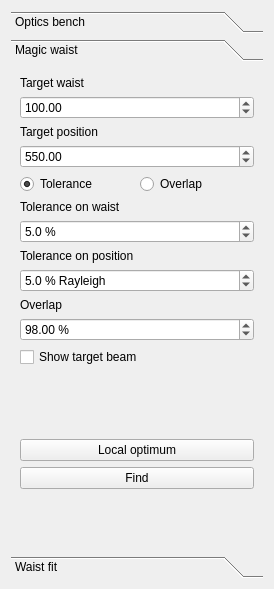
This is gui/GaussianBeamWidget.ui in krokosik/GaussianBeam as Qt 5 draws it before an edit. The edited form follows.
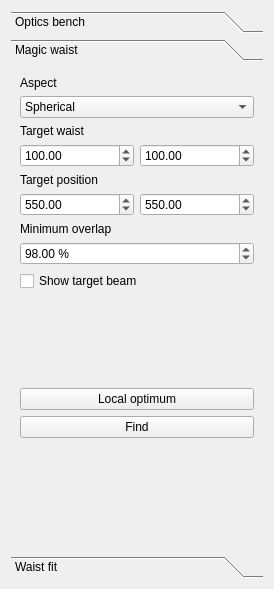
This is the edited form. The open tabs and pages were chosen to show the change. Icons and pictures are not drawn.

What changed in the file:
```diff
--- a/gui/GaussianBeamWidget.ui
+++ b/gui/GaussianBeamWidget.ui
@@ -12,7 +12,7 @@
   <property name="windowTitle" >
    <string>Gaussian Beam</string>
   </property>
-  <layout class="QHBoxLayout" >
+  <layout class="QVBoxLayout" name="verticalLayout_4" >
    <item>
     <layout class="QVBoxLayout" >
      <item>
@@ -136,14 +136,35 @@
          <rect>
           <x>0</x>
           <y>0</y>
-          <width>297</width>
-          <height>493</height>
+          <width>254</width>
+          <height>470</height>
          </rect>
         </property>
         <attribute name="label" >
          <string>Magic waist</string>
         </attribute>
-        <layout class="QVBoxLayout" >
+        <layout class="QVBoxLayout" name="verticalLayout_5" >
+         <item>
+          <widget class="QLabel" name="label_9" >
+           <property name="text" >
+            <string>Aspect</string>
+           </property>
+          </widget>
+         </item>
+         <item>
+          <widget class="QComboBox" name="comboBox_TargetOrientation" >
+           <item>
+            <property name="text" >
+             <string>Spherical</string>
+            </property>
+           </item>
+           <item>
+            <property name="text" >
+             <string>Ellipsoidal</string>
+            </property>
+           </item>
+          </widget>
+         </item>
          <item>
           <widget class="QLabel" name="label" >
            <property name="text" >
@@ -152,14 +173,28 @@
           </widget>
          </item>
          <item>
-          <widget class="QDoubleSpinBox" name="doubleSpinBox_TargetWaist" >
-           <property name="maximum" >
-            <double>100000.000000000000000</double>
-           </property>
-           <property name="value" >
-            <double>100.000000000000000</double>
-           </property>
-          </widget>
+          <layout class="QHBoxLayout" name="horizontalLayout_2" >
+           <item>
+            <widget class="QDoubleSpinBox" name="doubleSpinBox_HTargetWaist" >
+             <property name="maximum" >
+              <double>100000.000000000000000</double>
+             </property>
+             <property name="value" >
+              <double>100.000000000000000</double>
+             </property>
+            </widget>
+           </item>
+           <item>
+            <widget class="QDoubleSpinBox" name="doubleSpinBox_VTargetWaist" >
+             <property name="maximum" >
+              <double>100000.000000000000000</double>
+             </property>
+             <property name="value" >
+              <double>100.000000000000000</double>
+             </property>
+            </widget>
+           </item>
+          </layout>
          </item>
          <item>
           <widget class="QLabel" name="label_2" >
@@ -169,92 +204,39 @@
           </widget>
          </item>
          <item>
-          <widget class="QDoubleSpinBox" name="doubleSpinBox_TargetPosition" >
-           <property name="minimum" >
-            <double>-100000.000000000000000</double>
-           </property>
-           <property name="maximum" >
-            <double>100000.000000000000000</double>
-           </property>
-           <property name="value" >
-            <double>550.000000000000000</double>
-           </property>
-          </widget>
-         </item>
-         <item>
-          <layout class="QHBoxLayout" >
+          <layout class="QHBoxLayout" name="horizontalLayout_3" >
            <item>
-            <widget class="QRadioButton" name="radioButton_Tolerance" >
-             <property name="text" >
-              <string>Tolerance</string>
+            <widget class="QDoubleSpinBox" name="doubleSpinBox_HTargetPosition" >
+             <property name="minimum" >
+              <double>-100000.000000000000000</double>
              </property>
-             <property name="checked" >
-              <bool>true</bool>
+             <property name="maximum" >
+              <double>100000.000000000000000</double>
+             </property>
+             <property name="value" >
+              <double>550.000000000000000</double>
              </property>
             </widget>
            </item>
            <item>
-            <widget class="QRadioButton" name="radioButton_Overlap" >
-             <property name="text" >
-              <string>Overlap</string>
+            <widget class="QDoubleSpinBox" name="doubleSpinBox_VTargetPosition" >
+             <property name="minimum" >
+              <double>-100000.000000000000000</double>
+             </property>
+             <property name="maximum" >
+              <double>100000.000000000000000</double>
+             </property>
+             <property name="value" >
+              <double>550.000000000000000</double>
              </property>
             </widget>
            </item>
           </layout>
          </item>
-         <item>
-          <widget class="QLabel" name="label_WaistTolerance" >
-           <property name="text" >
-            <string>Tolerance on waist</string>
-           </property>
-          </widget>
-         </item>
-         <item>
-          <widget class="QDoubleSpinBox" name="doubleSpinBox_WaistTolerance" >
-           <property name="suffix" >
-            <string> %</string>
-           </property>
-           <property name="decimals" >
-            <number>1</number>
-           </property>
-           <property name="minimum" >
-            <double>0.000000000000000</double>
-           </property>
-           <property name="maximum" >
-            <double>100000.000000000000000</double>
-           </property>
-           <property name="value" >
-            <double>5.000000000000000</double>
-           </property>
-          </widget>
-         </item>
-         <item>
-          <widget class="QLabel" name="label_PositionTolerance" >
-           <property name="text" >
-            <string>Tolerance on position</string>
-           </property>
-          </widget>
-         </item>
-         <item>
-          <widget class="QDoubleSpinBox" name="doubleSpinBox_PositionTolerance" >
-           <property name="suffix" >
-            <string> % Rayleigh</string>
-           </property>
-           <property name="decimals" >
-            <number>1</number>
-           </property>
-           <property name="maximum" >
-            <double>100000.000000000000000</double>
-           </property>
-           <property name="value" >
-            <double>5.000000000000000</double>
-           </property>
-          </widget>
-         </item>
          <item>
           <widget class="QLabel" name="label_MinOverlap" >
            <property name="text" >
-            <string>Overlap</string>
+            <string>Minimum overlap</string>
            </property>
           </widget>
          </item>
@@ -273,6 +255,9 @@
          </item>
          <item>
           <widget class="QCheckBox" name="checkBox_ShowTargetBeam" >
+           <property name="enabled" >
+            <bool>true</bool>
+           </property>
            <property name="text" >
             <string>Show target beam</string>
            </property>
```
Left out of the diff: 72 changed lines with no effect on the pictures.
